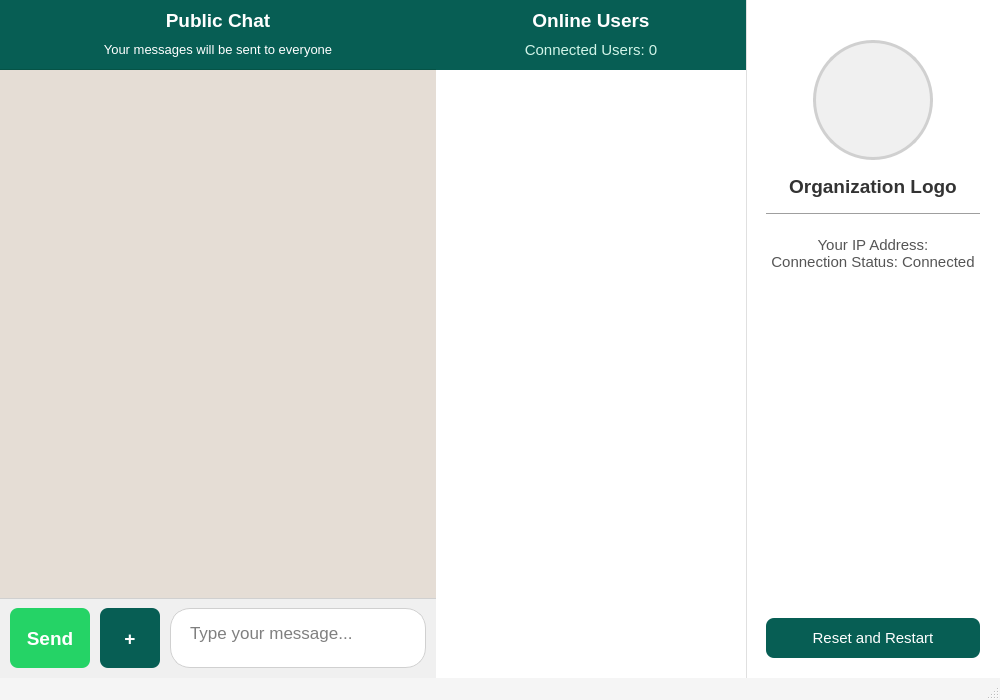
The window that Server/UI/ServerChatWindow.ui (Amin4424/ChatApp) describes before a commit, drawn with Qt 5.
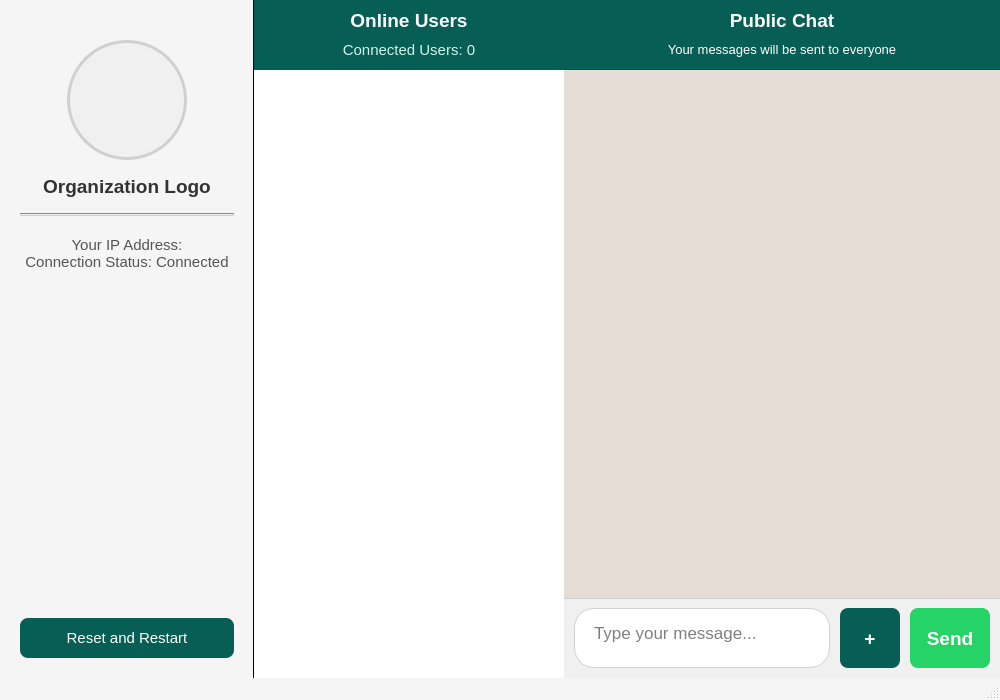
The same window after the commit.

The edit to the form file:
```diff
--- a/Server/UI/ServerChatWindow.ui
+++ b/Server/UI/ServerChatWindow.ui
@@ -38,12 +38,285 @@
     <property name="bottomMargin">
      <number>0</number>
     </property>
+    <item>
+     <widget class="QWidget" name="serverInfoSection" native="true">
+      <property name="minimumSize">
+       <size>
+        <width>220</width>
+        <height>0</height>
+       </size>
+      </property>
+      <property name="maximumSize">
+       <size>
+        <width>280</width>
+        <height>16777215</height>
+       </size>
+      </property>
+      <property name="styleSheet">
+       <string notr="true">QWidget#serverInfoSection {
+    background-color: #f5f5f5;
+    border-right: 1px solid #000000;
+}</string>
+      </property>
+      <layout class="QVBoxLayout" name="verticalLayout_5">
+       <property name="spacing">
+        <number>15</number>
+       </property>
+       <property name="leftMargin">
+        <number>20</number>
+       </property>
+       <property name="topMargin">
+        <number>40</number>
+       </property>
+       <property name="rightMargin">
+        <number>20</number>
+       </property>
+       <property name="bottomMargin">
+        <number>20</number>
+       </property>
+       <item alignment="Qt::AlignmentFlag::AlignHCenter">
+        <widget class="QLabel" name="serverLogoLabel">
+         <property name="minimumSize">
+          <size>
+           <width>120</width>
+           <height>120</height>
+          </size>
+         </property>
+         <property name="maximumSize">
+          <size>
+           <width>120</width>
+           <height>120</height>
+          </size>
+         </property>
+         <property name="styleSheet">
+          <string notr="true">QLabel {
+    background-color: #f0f0f0;
+    border: 3px solid #d0d0d0;
+    border-radius: 60px;
+}</string>
+         </property>
+         <property name="text">
+          <string/>
+         </property>
+         <property name="alignment">
+          <set>Qt::AlignmentFlag::AlignCenter</set>
+         </property>
+        </widget>
+       </item>
+       <item>
+        <widget class="QLabel" name="serverOrgLabel">
+         <property name="styleSheet">
+          <string notr="true">font-size: 14pt; font-weight: bold; color: #333;</string>
+         </property>
+         <property name="text">
+          <string>Organization Logo</string>
+         </property>
+         <property name="alignment">
+          <set>Qt::AlignmentFlag::AlignCenter</set>
+         </property>
+        </widget>
+       </item>
+       <item>
+        <widget class="Line" name="line">
+         <property name="styleSheet">
+          <string notr="true">QFrame {
+    background-color: #d0d0d0;
+    min-height: 1px;
+    max-height: 1px;
+}</string>
+         </property>
+         <property name="orientation">
+          <enum>Qt::Orientation::Horizontal</enum>
+         </property>
+        </widget>
+       </item>
+       <item>
+        <widget class="QLabel" name="serverIpLabel">
+         <property name="styleSheet">
+          <string notr="true">font-size: 11pt; color: #555; padding: 5px;</string>
+         </property>
+         <property name="text">
+          <string>Your IP Address:
+Connection Status: Connected</string>
+         </property>
+         <property name="alignment">
+          <set>Qt::AlignmentFlag::AlignCenter</set>
+         </property>
+         <property name="wordWrap">
+          <bool>true</bool>
+         </property>
+        </widget>
+       </item>
+       <item>
+        <spacer name="verticalSpacer">
+         <property name="orientation">
+          <enum>Qt::Orientation::Vertical</enum>
+         </property>
+         <property name="sizeHint" stdset="0">
+          <size>
+           <width>20</width>
+           <height>40</height>
+          </size>
+         </property>
+        </spacer>
+       </item>
+       <item>
+        <widget class="QPushButton" name="restartServerBtn">
+         <property name="minimumSize">
+          <size>
+           <width>0</width>
+           <height>40</height>
+          </size>
+         </property>
+         <property name="styleSheet">
+          <string notr="true">QPushButton {
+    background-color: #075e54;
+    color: white;
+    border: none;
+    border-radius: 8px;
+    font-size: 11pt;
+    padding: 8px;
+}
+QPushButton:hover {
+    background-color: #0a7c6f;
+}
+QPushButton:pressed {
+    background-color: #055346;
+}</string>
+         </property>
+         <property name="text">
+          <string>Reset and Restart</string>
+         </property>
+        </widget>
+       </item>
+      </layout>
+     </widget>
+    </item>
+    <item>
+     <widget class="QWidget" name="userListSection" native="true">
+      <property name="minimumSize">
+       <size>
+        <width>280</width>
+        <height>0</height>
+       </size>
+      </property>
+      <property name="maximumSize">
+       <size>
+        <width>320</width>
+        <height>16777215</height>
+       </size>
+      </property>
+      <property name="styleSheet">
+       <string notr="true">QWidget#userListSection {
+    background-color: #ffffff;
+    border-right: 1px solid #000000;
+}</string>
+      </property>
+      <layout class="QVBoxLayout" name="verticalLayout_2">
+       <property name="spacing">
+        <number>0</number>
+       </property>
+       <property name="leftMargin">
+        <number>0</number>
+       </property>
+       <property name="topMargin">
+        <number>0</number>
+       </property>
+       <property name="rightMargin">
+        <number>0</number>
+       </property>
+       <property name="bottomMargin">
+        <number>0</number>
+       </property>
+       <item>
+        <widget class="QWidget" name="userListHeader" native="true">
+         <property name="minimumSize">
+          <size>
+           <width>0</width>
+           <height>70</height>
+          </size>
+         </property>
+         <property name="maximumSize">
+          <size>
+           <width>16777215</width>
+           <height>70</height>
+          </size>
+         </property>
+         <property name="styleSheet">
+          <string notr="true">QWidget#userListHeader {
+    background-color: #075e54;
+}</string>
+         </property>
+         <layout class="QVBoxLayout" name="verticalLayout_4">
+          <item>
+           <widget class="QLabel" name="userListTitle">
+            <property name="styleSheet">
+             <string notr="true">font-size: 14pt; font-weight: bold; padding: 0px; color: white;</string>
+            </property>
+            <property name="text">
+             <string>Online Users</string>
+            </property>
+            <property name="alignment">
+             <set>Qt::AlignmentFlag::AlignCenter</set>
+            </property>
+           </widget>
+          </item>
+          <item>
+           <widget class="QLabel" name="userCountLabel">
+            <property name="styleSheet">
+             <string notr="true">font-size: 11pt; padding: 3px; color: #d1f4e8;</string>
+            </property>
+            <property name="text">
+             <string>Connected Users: 0</string>
+            </property>
+            <property name="alignment">
+             <set>Qt::AlignmentFlag::AlignCenter</set>
+            </property>
+           </widget>
+          </item>
+         </layout>
+        </widget>
+       </item>
+       <item>
+        <widget class="QListWidget" name="userListWdgt">
+         <property name="layoutDirection">
+          <enum>Qt::LayoutDirection::LeftToRight</enum>
+         </property>
+         <property name="styleSheet">
+          <string notr="true">QListWidget {
+    background-color: #ffffff;
+    border: none;
+    font-size: 12pt;
+    padding: 5px;
+    color: #000000;
+}
+QListWidget::item {
+    background-color: #f8f8f8;
+    border: none;
+    border-radius: 8px;
+    padding: 12px;
+    margin: 5px;
+    color: #000000;
+}
+QListWidget::item:hover {
+    background-color: #e8f5e9;
+}
+QListWidget::item:selected {
+    background-color: #c8e6c9;
+    color: #2e7d32;
+}</string>
+         </property>
+        </widget>
+       </item>
+      </layout>
+     </widget>
+    </item>
     <item>
      <widget class="QWidget" name="chatSection" native="true">
       <property name="styleSheet">
        <string notr="true">QWidget#chatSection {
     background-color: #ffffff;
-    border-right: 1px solid #e0e0e0;
+    border: none;
 }</string>
       </property>
       <layout class="QVBoxLayout" name="verticalLayout">
@@ -183,76 +456,6 @@
           <property name="bottomMargin">
            <number>10</number>
           </property>
-          <item>
-           <widget class="QPushButton" name="sendMessageBtn">
-            <property name="minimumSize">
-             <size>
-              <width>80</width>
-              <height>60</height>
-             </size>
-            </property>
-            <property name="maximumSize">
-             <size>
-              <width>80</width>
-              <height>60</height>
-             </size>
-            </property>
-            <property name="styleSheet">
-             <string notr="true">QPushButton {
-    background-color: #25d366;
-    color: white;
-    border: none;
-    border-radius: 8px;
-    font-size: 14pt;
-    font-weight: bold;
-}
-QPushButton:hover {
-    background-color: #20bd5a;
-}
-QPushButton:pressed {
-    background-color: #1da851;
-}</string>
-            </property>
-            <property name="text">
-             <string>Send</string>
-            </property>
-           </widget>
-          </item>
-          <item>
-           <widget class="QPushButton" name="sendFileBtn">
-            <property name="minimumSize">
-             <size>
-              <width>60</width>
-              <height>60</height>
-             </size>
-            </property>
-            <property name="maximumSize">
-             <size>
-              <width>60</width>
-              <height>60</height>
-             </size>
-            </property>
-            <property name="styleSheet">
-             <string notr="true">QPushButton {
-    background-color: #075e54;
-    color: white;
-    border: none;
-    border-radius: 8px;
-    font-size: 14pt;
-    font-weight: bold;
-}
-QPushButton:hover {
-    background-color: #0a7c6f;
-}
-QPushButton:pressed {
-    background-color: #055346;
-}</string>
-            </property>
-            <property name="text">
-             <string>+</string>
-            </property>
-           </widget>
-          </item>
           <item>
            <widget class="QTextEdit" name="typeMessageTxt">
             <property name="minimumSize">
@@ -288,261 +491,28 @@
             </property>
            </widget>
           </item>
-         </layout>
-        </widget>
-       </item>
-      </layout>
-     </widget>
-    </item>
-    <item>
-     <widget class="QWidget" name="userListSection" native="true">
-      <property name="minimumSize">
-       <size>
-        <width>280</width>
-        <height>0</height>
-       </size>
-      </property>
-      <property name="maximumSize">
-       <size>
-        <width>320</width>
-        <height>16777215</height>
-       </size>
-      </property>
-      <property name="styleSheet">
-       <string notr="true">QWidget#userListSection {
-    background-color: #ffffff;
-}</string>
-      </property>
-      <layout class="QVBoxLayout" name="verticalLayout_2">
-       <property name="spacing">
-        <number>0</number>
-       </property>
-       <property name="leftMargin">
-        <number>0</number>
-       </property>
-       <property name="topMargin">
-        <number>0</number>
-       </property>
-       <property name="rightMargin">
-        <number>0</number>
-       </property>
-       <property name="bottomMargin">
-        <number>0</number>
-       </property>
-       <item>
-        <widget class="QWidget" name="userListHeader" native="true">
-         <property name="minimumSize">
-          <size>
-           <width>0</width>
-           <height>70</height>
-          </size>
-         </property>
-         <property name="maximumSize">
-          <size>
-           <width>16777215</width>
-           <height>70</height>
-          </size>
-         </property>
-         <property name="styleSheet">
-          <string notr="true">QWidget#userListHeader {
-    background-color: #075e54;
-}</string>
-         </property>
-         <layout class="QVBoxLayout" name="verticalLayout_4">
           <item>
-           <widget class="QLabel" name="userListTitle">
-            <property name="styleSheet">
-             <string notr="true">font-size: 14pt; font-weight: bold; padding: 0px; color: white;</string>
+           <widget class="QPushButton" name="sendFileBtn">
+            <property name="minimumSize">
+             <size>
+              <width>60</width>
+              <height>60</height>
+             </size>
             </property>
-            <property name="text">
-             <string>Online Users</string>
+            <property name="maximumSize">
+             <size>
+              <width>60</width>
+              <height>60</height>
+             </size>
             </property>
-            <property name="alignment">
-             <set>Qt::AlignCenter</set>
-            </property>
-           </widget>
-          </item>
-          <item>
-           <widget class="QLabel" name="userCountLabel">
             <property name="styleSheet">
-             <string notr="true">font-size: 11pt; padding: 3px; color: #d1f4e8;</string>
-            </property>
-            <property name="text">
-             <string>Connected Users: 0</string>
-            </property>
-            <property name="alignment">
-             <set>Qt::AlignCenter</set>
-            </property>
-           </widget>
-          </item>
-         </layout>
-        </widget>
-       </item>
-       <item>
-        <widget class="QListWidget" name="userListWdgt">
-         <property name="layoutDirection">
-          <enum>Qt::LeftToRight</enum>
-         </property>
-         <property name="styleSheet">
-          <string notr="true">QListWidget {
-    background-color: #ffffff;
-    border: none;
-    font-size: 12pt;
-    padding: 5px;
-    color: #000000;
-}
-QListWidget::item {
-    background-color: #f8f8f8;
-    border: none;
-    border-radius: 8px;
-    padding: 12px;
-    margin: 5px;
-    color: #000000;
-}
-QListWidget::item:hover {
-    background-color: #e8f5e9;
-}
-QListWidget::item:selected {
-    background-color: #c8e6c9;
-    color: #2e7d32;
-}</string>
-         </property>
-        </widget>
-       </item>
-      </layout>
-     </widget>
-    </item>
-    <item>
-     <widget class="QWidget" name="serverInfoSection" native="true">
-      <property name="minimumSize">
-       <size>
-        <width>220</width>
-        <height>0</height>
-       </size>
-      </property>
-      <property name="maximumSize">
-       <size>
-        <width>280</width>
-        <height>16777215</height>
-       </size>
-      </property>
-      <property name="styleSheet">
-       <string notr="true">QWidget#serverInfoSection {
-    background-color: #ffffff;
-    border-left: 1px solid #e0e0e0;
-}</string>
-      </property>
-      <layout class="QVBoxLayout" name="verticalLayout_5">
-       <property name="spacing">
-        <number>15</number>
-       </property>
-       <property name="leftMargin">
-        <number>20</number>
-       </property>
-       <property name="topMargin">
-        <number>40</number>
-       </property>
-       <property name="rightMargin">
-        <number>20</number>
-       </property>
-       <property name="bottomMargin">
-        <number>20</number>
-       </property>
-       <item alignment="Qt::AlignHCenter">
-        <widget class="QLabel" name="serverLogoLabel">
-         <property name="minimumSize">
-          <size>
-           <width>120</width>
-           <height>120</height>
-          </size>
-         </property>
-         <property name="maximumSize">
-          <size>
-           <width>120</width>
-           <height>120</height>
-          </size>
-         </property>
-         <property name="styleSheet">
-          <string notr="true">QLabel {
-    background-color: #f0f0f0;
-    border: 3px solid #d0d0d0;
-    border-radius: 60px;
-}</string>
-         </property>
-         <property name="text">
-          <string/>
-         </property>
-         <property name="alignment">
-          <set>Qt::AlignCenter</set>
-         </property>
-        </widget>
-       </item>
-       <item>
-        <widget class="QLabel" name="serverOrgLabel">
-         <property name="styleSheet">
-          <string notr="true">font-size: 14pt; font-weight: bold; color: #333;</string>
-         </property>
-         <property name="text">
-          <string>Organization Logo</string>
-         </property>
-         <property name="alignment">
-          <set>Qt::AlignCenter</set>
-         </property>
-        </widget>
-       </item>
-       <item>
-        <widget class="Line" name="line">
-         <property name="orientation">
-          <enum>Qt::Horizontal</enum>
-         </property>
-        </widget>
-       </item>
-       <item>
-        <widget class="QLabel" name="serverIpLabel">
-         <property name="styleSheet">
-          <string notr="true">font-size: 11pt; color: #555; padding: 5px;</string>
-         </property>
-         <property name="text">
-          <string>Your IP Address:
-Connection Status: Connected</string>
-         </property>
-         <property name="alignment">
-          <set>Qt::AlignCenter</set>
-         </property>
-         <property name="wordWrap">
-          <bool>true</bool>
-         </property>
-        </widget>
-       </item>
-       <item>
-        <spacer name="verticalSpacer">
-         <property name="orientation">
-          <enum>Qt::Vertical</enum>
-         </property>
-         <property name="sizeHint" stdset="0">
-          <size>
-           <width>20</width>
-           <height>40</height>
-          </size>
-         </property>
-        </spacer>
-       </item>
-       <item>
-        <widget class="QPushButton" name="restartServerBtn">
-         <property name="minimumSize">
-          <size>
-           <width>0</width>
-           <height>40</height>
-          </size>
-         </property>
-         <property name="styleSheet">
-          <string notr="true">QPushButton {
+             <string notr="true">QPushButton {
     background-color: #075e54;
     color: white;
     border: none;
     border-radius: 8px;
-    font-size: 11pt;
-    padding: 8px;
+    font-size: 14pt;
+    font-weight: bold;
 }
 QPushButton:hover {
     background-color: #0a7c6f;
@@ -550,10 +520,48 @@
 QPushButton:pressed {
     background-color: #055346;
 }</string>
-         </property>
-         <property name="text">
-          <string>Reset and Restart</string>
-         </property>
+            </property>
+            <property name="text">
+             <string>+</string>
+            </property>
+           </widget>
+          </item>
+          <item>
+           <widget class="QPushButton" name="sendMessageBtn">
+            <property name="minimumSize">
+             <size>
+              <width>80</width>
+              <height>60</height>
+             </size>
+            </property>
+            <property name="maximumSize">
+             <size>
+              <width>80</width>
+              <height>60</height>
+             </size>
+            </property>
+            <property name="styleSheet">
+             <string notr="true">QPushButton {
+    background-color: #25d366;
+    color: white;
+    border: none;
+    border-radius: 8px;
+    font-size: 14pt;
+    font-weight: bold;
+}
+QPushButton:hover {
+    background-color: #20bd5a;
+}
+QPushButton:pressed {
+    background-color: #1da851;
+}</string>
+            </property>
+            <property name="text">
+             <string>Send</string>
+            </property>
+           </widget>
+          </item>
+         </layout>
         </widget>
        </item>
       </layout>
```
Left out of the diff: 14 changed lines with no effect on the pictures.
